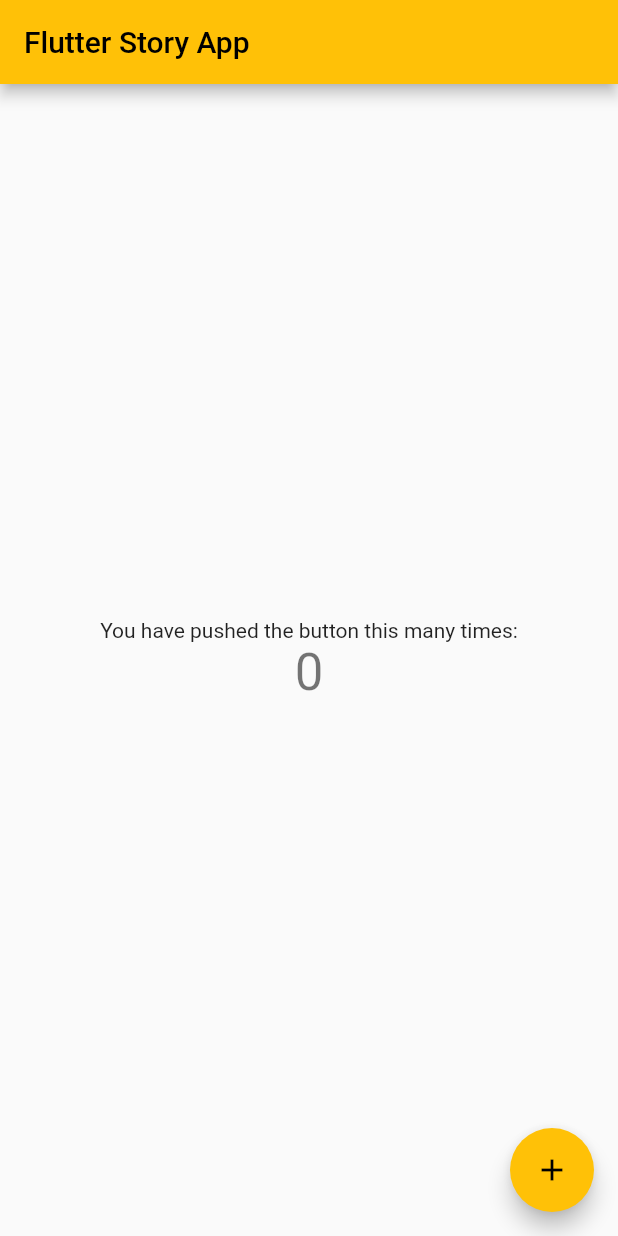
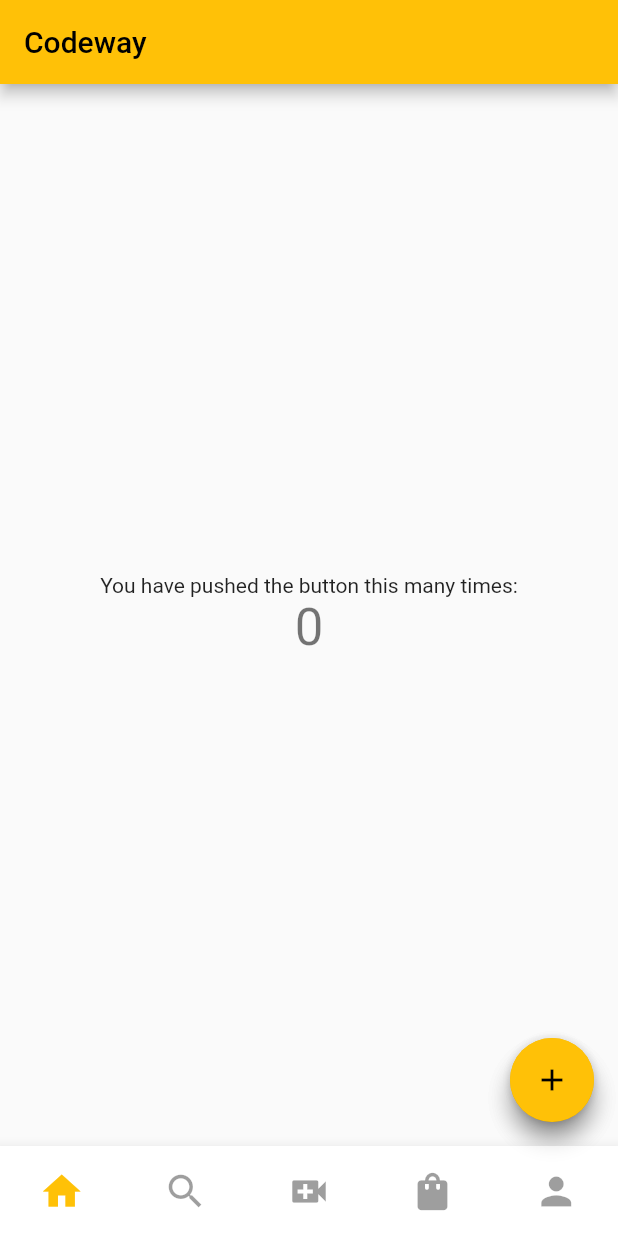
Before and after one commit to erkecanbazoglu/story_app, a Flutter app: the screen it shows after launch, on a phone screen of 412 x 824 dp. Run offline on Flutter 3.47's test engine with Material 2 defaults, Android fonts, the phone set to English and light mode, and no system bars.

Commit message:
bottom navbar implemented

```diff
--- a/lib/main.dart
+++ b/lib/main.dart
@@ -1,5 +1,5 @@
 import 'package:flutter/material.dart';
-import './ui/screens/home_page.dart';
+import 'ui/screens/welcome_page.dart';
 
 void main() {
   runApp(const MyApp());
@@ -16,7 +16,7 @@ class MyApp extends StatelessWidget {
       theme: ThemeData(
         primarySwatch: Colors.amber,
       ),
-      home: const HomePage(title: 'Flutter Story App'),
+      home: const WelcomePage(title: 'Flutter Story App'),
     );
   }
 }
--- a/lib/ui/screens/home_page.dart
+++ b/lib/ui/screens/home_page.dart
@@ -1,18 +1,14 @@
 import 'package:flutter/material.dart';
 import '../../data/providers/photos.dart';
+import 'first_page.dart';
 
 class HomePage extends StatefulWidget {
-  const HomePage({Key? key, required this.title}) : super(key: key);
-
-  final String title;
-
   @override
   State<HomePage> createState() => _HomePageState();
 }
 
 class _HomePageState extends State<HomePage> {
   int _counter = 0;
-  final PhotosAPI _photosAPI = PhotosAPI();
 
   void _incrementCounter() {
     setState(() {
@@ -21,11 +17,13 @@ class _HomePageState extends State<HomePage> {
     });
   }
 
+  final PhotosAPI _photosAPI = PhotosAPI();
+
   @override
   Widget build(BuildContext context) {
     return Scaffold(
       appBar: AppBar(
-        title: Text(widget.title),
+        title: Text("Codeway"),
       ),
       body: Center(
         child: Column(
@@ -43,8 +41,14 @@ class _HomePageState extends State<HomePage> {
       ),
       floatingActionButton: FloatingActionButton(
         // onPressed: _incrementCounter,
-        onPressed: () async {
-          await _photosAPI.getPhotos();
+        // onPressed: () async {
+        //   await _photosAPI.getPhotos();
+        // },
+        onPressed: () {
+          Navigator.push(
+            context,
+            MaterialPageRoute(builder: (context) => FirstPage()),
+          );
         },
         tooltip: 'Increment',
         child: const Icon(Icons.add),
--- /dev/null
+++ b/lib/ui/screens/welcome_page.dart
@@ -0,0 +1,188 @@
+import 'package:flutter/material.dart';
+import 'package:test_app/ui/screens/fifth_page.dart';
+import 'package:test_app/ui/screens/first_page.dart';
+import 'package:test_app/ui/screens/fourth_page.dart';
+import 'package:test_app/ui/screens/home_page.dart';
+import 'package:test_app/ui/screens/second_page.dart';
+import 'package:test_app/ui/screens/third_page.dart';
+import '../../data/providers/photos.dart';
+
+class WelcomePage extends StatefulWidget {
+  const WelcomePage({Key? key, required this.title}) : super(key: key);
+
+  final String title;
+
+  @override
+  State<WelcomePage> createState() => _WelcomePageState();
+}
+
+class _WelcomePageState extends State<WelcomePage> {
+  int _counter = 0;
+
+  void _incrementCounter() {
+    setState(() {
+      _counter++;
+      _counter++;
+    });
+  }
+
+  final PhotosAPI _photosAPI = PhotosAPI();
+
+  int _currentIndex = 0;
+  final double iconSize = 24;
+  final _homeTabs = [
+    // FirstPage(),
+    HomePage(),
+    SecondPage(),
+    ThirdPage(),
+    FourthPage(),
+    FifthPage(),
+  ];
+
+  void _onItemTapped(int index) {
+    setState(() {
+      _currentIndex = index;
+    });
+  }
+
+  @override
+  Widget build(BuildContext context) {
+    return Scaffold(
+      // appBar: AppBar(
+      //   title: Text(widget.title),
+      // ),
+      // body: Center(
+      //   child: Column(
+      //     mainAxisAlignment: MainAxisAlignment.center,
+      //     children: <Widget>[
+      //       const Text(
+      //         'You have pushed the button this many times:',
+      //       ),
+      //       Text(
+      //         '$_counter',
+      //         style: Theme.of(context).textTheme.headline4,
+      //       ),
+      //     ],
+      //   ),
+      // ),
+      body: IndexedStack(
+        children: _homeTabs,
+        index: _currentIndex,
+      ),
+      floatingActionButton: FloatingActionButton(
+        // onPressed: _incrementCounter,
+        // onPressed: () async {
+        //   await _photosAPI.getPhotos();
+        // },
+        onPressed: () {
+          Navigator.push(
+            context,
+            MaterialPageRoute(builder: (context) => FirstPage()),
+          );
+        },
+        tooltip: 'Increment',
+        child: const Icon(Icons.add),
+      ),
+      bottomNavigationBar: BottomAppBar(
+        shape: CircularNotchedRectangle(),
+        notchMargin: 10,
+        child: Container(
+          height: 60,
+          child: Row(
+            mainAxisAlignment: MainAxisAlignment.spaceBetween,
+            children: <Widget>[
+              Expanded(
+                flex: 1,
+                child: FittedBox(
+                  child: MaterialButton(
+                    minWidth: 40,
+                    onPressed: () {
+                      setState(() {
+                        _onItemTapped(0);
+                      });
+                    },
+                    child: Icon(
+                      Icons.home,
+                      color: _currentIndex == 0 ? Colors.amber : Colors.black38,
+                      size: iconSize,
+                    ),
+                  ),
+                ),
+              ),
+              Expanded(
+                flex: 1,
+                child: FittedBox(
+                  child: MaterialButton(
+                    minWidth: 40,
+                    onPressed: () {
+                      setState(() {
+                        _onItemTapped(1);
+                      });
+                    },
+                    child: Icon(
+                      Icons.search,
+                      color: _currentIndex == 1 ? Colors.amber : Colors.black38,
+                      size: iconSize,
+                    ),
+                  ),
+                ),
+              ),
+              Expanded(
+                flex: 1,
+                child: FittedBox(
+                  child: MaterialButton(
+                    minWidth: 40,
+                    onPressed: () {
+                      setState(() {
+                        _onItemTapped(2);
+                      });
+                    },
+                    child: Icon(
+                      Icons.video_call,
+                      color: _currentIndex == 2 ? Colors.amber : Colors.black38,
+                      size: iconSize,
+                    ),
+                  ),
+                ),
+              ),
+              Expanded(
+                flex: 1,
+                child: FittedBox(
+                  child: MaterialButton(
+                    minWidth: 40,
+                    onPressed: () {
+                      setState(() {
+                        _onItemTapped(3);
+                      });
+                    },
+                    child: Icon(
+                      Icons.shopping_bag,
+                      color: _currentIndex == 3 ? Colors.amber : Colors.black38,
+                      size: iconSize,
+                    ),
+                  ),
+                ),
+              ),
+              Expanded(
+                flex: 1,
+                child: FittedBox(
+                  child: MaterialButton(
+                    minWidth: 40,
+                    onPressed: () {
+                      _onItemTapped(4);
+                    },
+                    child: Icon(
+                      Icons.person,
+                      color: _currentIndex == 4 ? Colors.amber : Colors.black38,
+                      size: iconSize,
+                    ),
+                  ),
+                ),
+              ),
+            ],
+          ),
+        ),
+      ),
+    );
+  }
+}
```
Also changed, not shown: lib/ui/screens/fifth_page.dart (added, +31 -0 lines), lib/ui/screens/first_page.dart (added, +31 -0 lines), lib/ui/screens/fourth_page.dart (added, +31 -0 lines), lib/ui/screens/second_page.dart (added, +31 -0 lines), lib/ui/screens/third_page.dart (added, +31 -0 lines).
